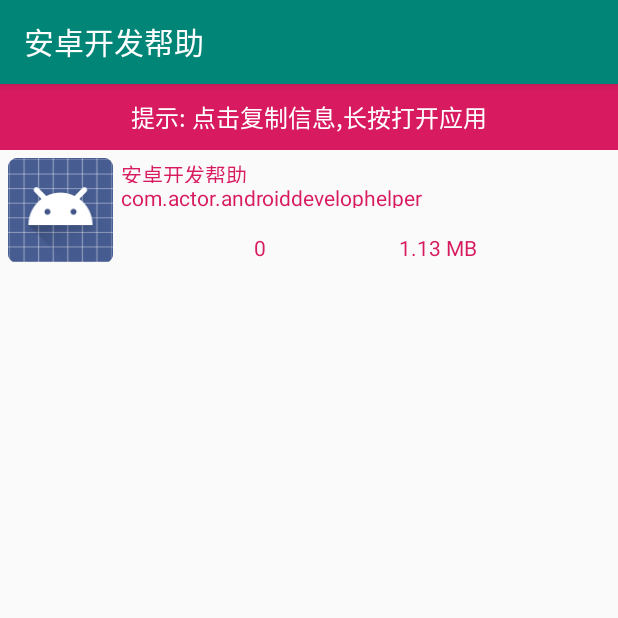
After one commit to actor20170211030627/DevelopHelper, an Android app: the AppInfoActivity screen opened directly, with no data from a screen before it, on a phone screen of 412 x 824 dp, the top half of it. The commit adds this screen. Run offline under Robolectric (Android 15) with nearby library versions, the phone set to English and light mode, and no system bars; our stand-ins replace ButterKnife; libraries missing offline, so code that uses them is left out: com.blankj.utilcode.

Commit message:
add AppInfoActivity
增加 查看App信息(包括签名)

```diff
--- a/app/src/main/AndroidManifest.xml
+++ b/app/src/main/AndroidManifest.xml
@@ -3,13 +3,17 @@
           package="com.actor.androiddevelophelper">
 
     <uses-permission android:name="android.permission.INTERNET"/>
+
     <application
+        android:name=".MyApplication"
         android:allowBackup="true"
         android:icon="@drawable/logo"
         android:label="@string/app_name"
         android:roundIcon="@drawable/logo"
         android:supportsRtl="true"
         android:theme="@style/AppTheme">
+        <activity android:name=".activity.AppInfoActivity">
+        </activity>
         <activity android:name=".activity.ViewSystemIconActivity">
         </activity>
         <activity android:name=".activity.CalculateConstrailtLayoutActivity">
--- /dev/null
+++ b/app/src/main/java/com/actor/androiddevelophelper/activity/AppInfoActivity.java
@@ -0,0 +1,142 @@
+package com.actor.androiddevelophelper.activity;
+
+import android.content.Intent;
+import android.net.Uri;
+import android.os.Bundle;
+import android.support.annotation.NonNull;
+import android.support.v7.widget.RecyclerView;
+import android.text.TextUtils;
+import android.text.format.Formatter;
+import android.view.View;
+import android.view.ViewGroup;
+import android.widget.ImageView;
+import android.widget.TextView;
+
+import com.actor.androiddevelophelper.R;
+import com.actor.androiddevelophelper.utils.AppInfo;
+import com.actor.androiddevelophelper.utils.AppInfoProvider;
+import com.blankj.utilcode.util.AppUtils;
+
+import java.util.ArrayList;
+import java.util.List;
+
+import butterknife.BindView;
+import butterknife.ButterKnife;
+
+/**
+ * Description: 查看app信息
+ * Company    : 重庆市了赢科技有限公司 http://www.liaoin.com/
+ * Author     : 李大发
+ * Date       : 2019/8/28 on 22:10
+ */
+public class AppInfoActivity extends BaseActivity {
+
+    @BindView(R.id.rv_apps)
+    RecyclerView rvApps;
+    private              List<AppInfo> items                  = new ArrayList<>();
+    private static final String        toBecomeGodPackageName = "com.shijing.tobecomegod";
+    public static String               selfPackageName = "";
+    private MyAppsAdapter              myAdapter;
+
+    @Override
+    protected void onCreate(Bundle savedInstanceState) {
+        super.onCreate(savedInstanceState);
+        setContentView(R.layout.activity_app_info);
+        ButterKnife.bind(this);
+
+        selfPackageName = getPackageName();
+        myAdapter = new MyAppsAdapter();
+        rvApps.setAdapter(myAdapter);
+        List<AppInfo> appInfos = AppInfoProvider.getAppInfos();
+        if (appInfos != null && appInfos.size() > 0) {
+            items.addAll(appInfos);
+            if (rvApps != null) myAdapter.notifyDataSetChanged();
+        }
+    }
+
+    //adapter
+    private class MyAppsAdapter extends RecyclerView.Adapter<MyAppsViewHolder> {
+        @Override
+        public MyAppsViewHolder onCreateViewHolder(ViewGroup parent, int viewType) {
+            View view = getLayoutInflater().inflate(R.layout.item_app, parent, false);
+            return new MyAppsViewHolder(view);
+        }
+
+        @Override
+        public void onBindViewHolder(@NonNull MyAppsViewHolder viewHolder, int position) {
+            AppInfo appInfo = items.get(position);
+            viewHolder.ivIcon.setImageDrawable(appInfo.icon);
+            viewHolder.tvAppname.setText(appInfo.appName);
+            viewHolder.tvPackagename.setText(appInfo.packageName);
+            viewHolder.tvSign.setText(appInfo.apkMd5Sign);
+            viewHolder.tvVersionname.setText(appInfo.versionName);
+            viewHolder.tvVersioncode.setText(appInfo.versionCode + "");
+            viewHolder.tvSize.setText(Formatter.formatFileSize(activity, appInfo.size));
+            viewHolder.itemView.setTag(position);
+            viewHolder.itemView.setOnClickListener(new View.OnClickListener() {
+                @Override
+                public void onClick(View v) {
+                    int pos = (int) v.getTag();
+                    AppInfo info = items.get(pos);
+                    String clip = getStringFormat("应用名:%s\n包名:%s\nMD5签名:%s\n版本名称:%s\n" +
+                            "版本号:%d\n大小:%d\n安装路径:%s\nuid:%d\nisSystemApp:%b\nisSdcard:%b\n",
+                            info.appName, info.packageName, info.apkMd5Sign, info.versionName,
+                            info.versionCode, info.size, info.apkSourceDir, info.uid,
+                            info.isSystemApp, info.isSdcard);
+                    logError(clip);
+                    copy2Clipboard(clip);
+                    toast("已复制到剪贴板");
+                }
+            });
+            viewHolder.itemView.setOnLongClickListener(new View.OnLongClickListener() {
+                @Override
+                public boolean onLongClick(View v) {
+                    int pos = (int) v.getTag();
+                    String packageName = items.get(pos).packageName;
+                    if (TextUtils.equals(selfPackageName, packageName)) {
+                        toast("自己不能打开自己哟(＾Ｕ＾)ノ~ＹＯ");
+                        return true;
+                    }
+                    if(toBecomeGodPackageName.equals(packageName)) {
+                        startActivity(new Intent(toBecomeGodPackageName + ".startup", Uri.parse("tobecomegod://起来嗨~")));
+                    } else {
+                        try {
+                            AppUtils.launchApp(packageName);
+                        } catch (Exception e) {
+                            e.printStackTrace();
+                            toast("打开失败:" + e.getMessage());//可能是设置了scheme 或者 其它原因
+                        }
+                    }
+                    return true;
+                }
+            });
+        }
+
+        @Override
+        public int getItemCount() {
+            return items.size();
+        }
+    }
+
+    static class MyAppsViewHolder extends RecyclerView.ViewHolder {
+        @BindView(R.id.iv_icon)
+        ImageView ivIcon;
+        @BindView(R.id.tv_appname)
+        TextView  tvAppname;
+        @BindView(R.id.tv_packagename)
+        TextView  tvPackagename;
+        @BindView(R.id.tv_sign)
+        TextView  tvSign;
+        @BindView(R.id.tv_versionname)
+        TextView  tvVersionname;
+        @BindView(R.id.tv_versioncode)
+        TextView  tvVersioncode;
+        @BindView(R.id.tv_size)
+        TextView  tvSize;
+
+        MyAppsViewHolder(View view) {
+            super(view);
+            ButterKnife.bind(this, view);
+        }
+    }
+}
--- a/app/src/main/java/com/actor/androiddevelophelper/activity/MainActivity.java
+++ b/app/src/main/java/com/actor/androiddevelophelper/activity/MainActivity.java
@@ -28,7 +28,7 @@ public class MainActivity extends BaseActivity {
         tvIpV6.setText("IP v6: " + NetworkUtils.getIPAddress(false));
     }
 
-    @OnClick({R.id.btn_calculate_constraintlayout, R.id.btn_view_system_icon})
+    @OnClick({R.id.btn_calculate_constraintlayout, R.id.btn_view_system_icon, R.id.btn_app_info})
     public void onClick(View view) {
         switch (view.getId()) {
             case R.id.btn_calculate_constraintlayout://计算约束布局偏移量
@@ -38,6 +38,7 @@ public class MainActivity extends BaseActivity {
                 startActivity(new Intent(this, ViewSystemIconActivity.class));
                 break;
             case R.id.btn_app_info://查看App信息(包括签名)
+                startActivity(new Intent(this, AppInfoActivity.class));
                 break;
         }
     }
--- /dev/null
+++ b/app/src/main/res/layout/activity_app_info.xml
@@ -0,0 +1,28 @@
+<?xml version="1.0" encoding="utf-8"?>
+<LinearLayout
+    xmlns:android="http://schemas.android.com/apk/res/android"
+    xmlns:app="http://schemas.android.com/apk/res-auto"
+    xmlns:tools="http://schemas.android.com/tools"
+    android:layout_width="match_parent"
+    android:layout_height="match_parent"
+    android:orientation="vertical"
+    tools:context=".activity.AppInfoActivity">
+
+    <TextView
+        android:layout_width="match_parent"
+        android:layout_height="wrap_content"
+        android:background="@color/colorAccent"
+        android:gravity="center"
+        android:padding="10dp"
+        android:text="提示: 点击复制信息,长按打开应用"
+        android:textColor="@color/white"
+        android:textSize="16sp"/>
+
+    <android.support.v7.widget.RecyclerView
+        android:id="@+id/rv_apps"
+        android:layout_width="match_parent"
+        android:layout_height="match_parent"
+        app:layoutManager="android.support.v7.widget.LinearLayoutManager"
+        tools:listitem="@layout/item_app">
+    </android.support.v7.widget.RecyclerView>
+</LinearLayout>
--- /dev/null
+++ b/app/src/main/res/layout/item_app.xml
@@ -0,0 +1,76 @@
+<?xml version="1.0" encoding="utf-8"?>
+<LinearLayout
+    xmlns:android="http://schemas.android.com/apk/res/android"
+    xmlns:tools="http://schemas.android.com/tools"
+    android:layout_width="match_parent"
+    android:layout_height="80dp"
+    android:orientation="horizontal"
+    android:padding="5dp">
+
+    <ImageView
+        android:id="@+id/iv_icon"
+        android:layout_width="70dp"
+        android:layout_height="70dp"
+        tools:src="@drawable/logo"/>
+
+    <LinearLayout
+        android:layout_width="match_parent"
+        android:layout_height="match_parent"
+        android:layout_marginLeft="5dp"
+        android:orientation="vertical">
+
+        <TextView
+            android:id="@+id/tv_appname"
+            android:layout_width="wrap_content"
+            android:layout_height="0dp"
+            android:layout_weight="1"
+            android:textColor="@color/colorAccent"
+            tools:text="应用名"/>
+
+        <TextView
+            android:id="@+id/tv_packagename"
+            android:layout_width="wrap_content"
+            android:layout_height="0dp"
+            android:layout_weight="1"
+            android:textColor="@color/colorAccent"
+            tools:text="包名"/>
+
+        <TextView
+            android:id="@+id/tv_sign"
+            android:layout_width="wrap_content"
+            android:layout_height="0dp"
+            android:layout_weight="1"
+            android:textColor="@color/colorAccent"
+            tools:text="签名"/>
+
+        <LinearLayout
+            android:layout_width="match_parent"
+            android:layout_height="wrap_content"
+            android:orientation="horizontal">
+
+            <TextView
+                android:id="@+id/tv_versionname"
+                android:layout_width="wrap_content"
+                android:layout_height="wrap_content"
+                android:layout_weight="1"
+                android:textColor="@color/colorAccent"
+                tools:text="版本名称"/>
+
+            <TextView
+                android:id="@+id/tv_versioncode"
+                android:layout_width="wrap_content"
+                android:layout_height="wrap_content"
+                android:layout_weight="1"
+                android:textColor="@color/colorAccent"
+                tools:text="版本号"/>
+
+            <TextView
+                android:id="@+id/tv_size"
+                android:layout_width="wrap_content"
+                android:layout_height="wrap_content"
+                android:layout_weight="1"
+                android:textColor="@color/colorAccent"
+                tools:text="大小"/>
+        </LinearLayout>
+    </LinearLayout>
+</LinearLayout>
```
Also changed, not shown: app/src/main/java/com/actor/androiddevelophelper/MyApplication.java (added, +22 -0 lines), app/src/main/java/com/actor/androiddevelophelper/activity/BaseActivity.java (+10 -1 lines), app/src/main/java/com/actor/androiddevelophelper/activity/CalculateConstrailtLayoutActivity.java (+2 -6 lines), app/src/main/java/com/actor/androiddevelophelper/utils/AppInfo.java (added, +33 -0 lines), app/src/main/java/com/actor/androiddevelophelper/utils/AppInfoProvider.java (added, +100 -0 lines), 2 other files.
